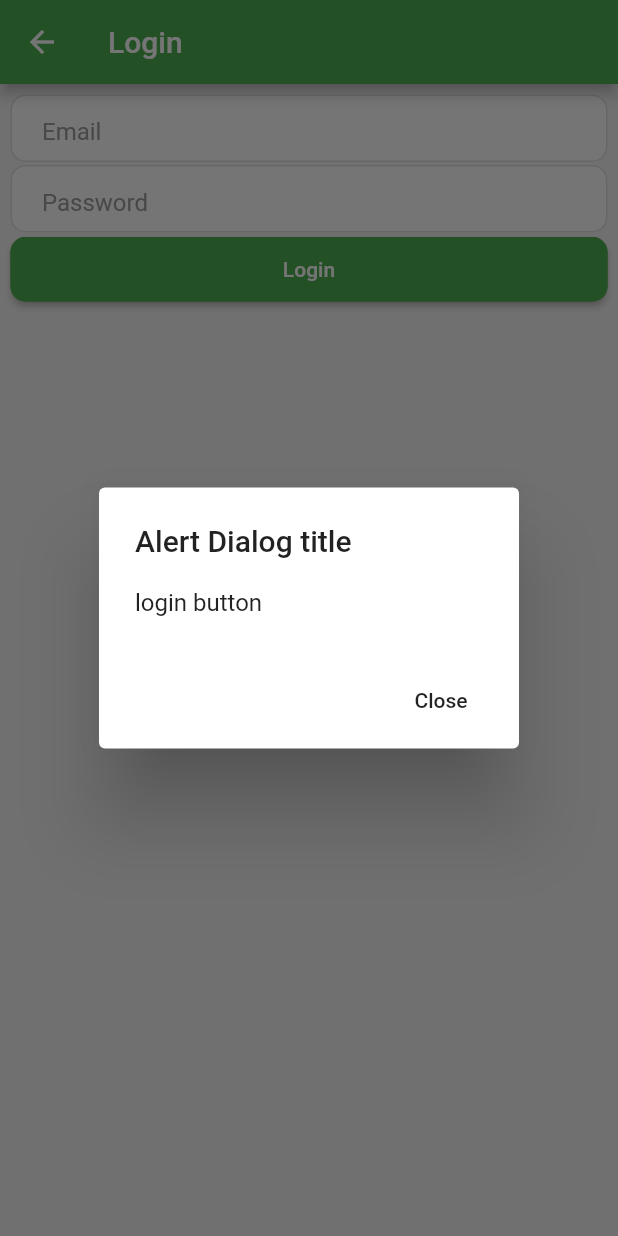
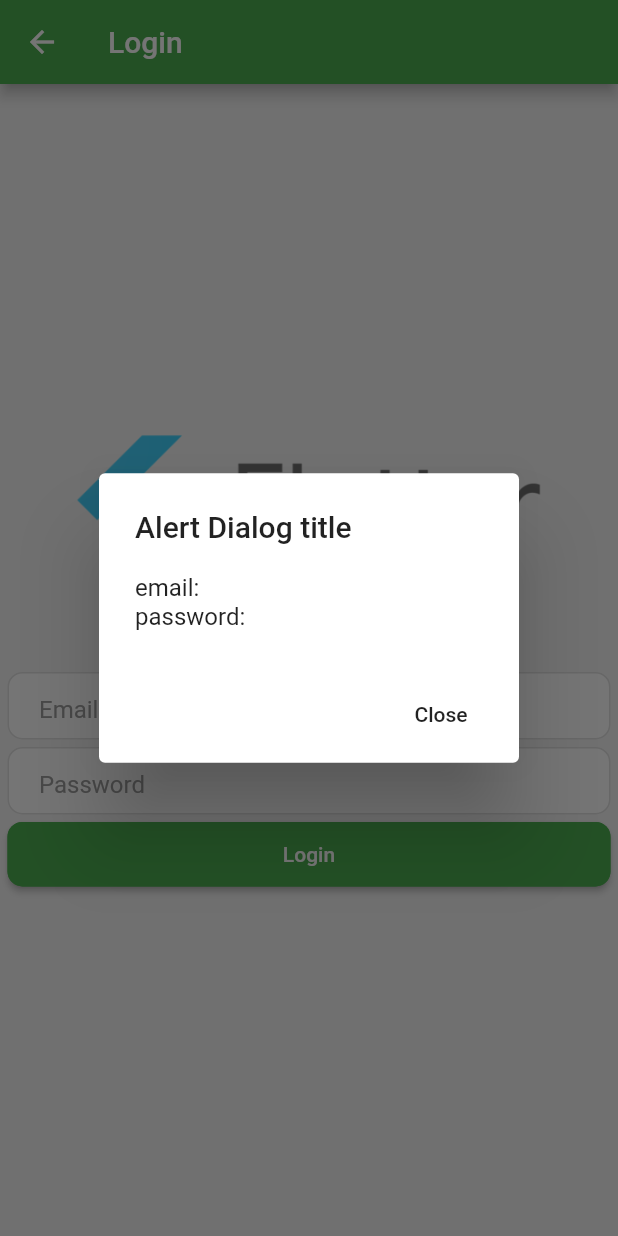
Before and after one commit to asj214/flutter_demo, a Flutter app: the LoginPage screen opened directly, after a tap on "Login", on a phone screen of 412 x 824 dp. Run offline on Flutter 3.47's test engine with Material 2 defaults, Android fonts, the phone set to English and light mode, and no system bars; our stand-ins replace cached_network_image, carousel_slider; network calls fail.

Commit message:
login 2차

```diff
--- a/lib/login/login_page.dart
+++ b/lib/login/login_page.dart
@@ -7,24 +7,35 @@ class LoginPage extends StatefulWidget {
 
 class _LoginPage extends State<LoginPage> {
 
+  String email = '';
+  String password = '';
+
   @override
   Widget build(BuildContext context) {
 
     return Scaffold(
-      resizeToAvoidBottomPadding: false,
+      // resizeToAvoidBottomPadding: false,
       backgroundColor: Colors.grey[100],
       appBar: AppBar(
         title: Text('Login'),
       ),
-      body: SingleChildScrollView(
-        child: Container(
-          margin: EdgeInsets.fromLTRB(7, 7, 7, 10),
+      body: Center(
         child: Column(
-            crossAxisAlignment: CrossAxisAlignment.start,
+          mainAxisAlignment: MainAxisAlignment.center,
+          crossAxisAlignment: CrossAxisAlignment.center,
           children: [
 
+            // logo
             Container(
-                margin: EdgeInsets.only(bottom: 2.0),
+              margin: EdgeInsets.only(bottom: 70, left: 50, right: 50),
+              child: Image(
+                image:AssetImage('assets/images/flutter_logo.png')
+              )
+            ),
+
+            // email
+            Container(
+              margin: EdgeInsets.only(bottom: 5.0, left: 5.0, right: 5.0),
               alignment: Alignment(0.0, 0.0),
               height: 45,
               padding: EdgeInsets.only(left: 20, right: 20),
@@ -35,18 +46,24 @@ class _LoginPage extends State<LoginPage> {
               ),
               child: TextField(
                 style: TextStyle(color: Colors.black),
+                keyboardType: TextInputType.emailAddress,
                 decoration: InputDecoration(
                   border: InputBorder.none,
                   hintText: 'Email',
                   hintStyle: TextStyle(color: Colors.grey)
                 ),
-                  cursorColor: Colors.blue,
+                cursorColor: Colors.green,
+                onChanged: (String value){
+                  email = value;
+                },
               ),
             ),
+
+            // password
             Container(
               alignment: Alignment(0.0, 0.0),
               height: 45,
-                margin: EdgeInsets.only(bottom: 3.0),
+              margin: EdgeInsets.only(bottom: 5.0, left: 5.0, right: 5.0),
               padding: EdgeInsets.only(left: 20, right: 20),
               decoration: BoxDecoration(
                 color: Colors.white,
@@ -61,10 +78,16 @@ class _LoginPage extends State<LoginPage> {
                   hintText: 'Password',
                   hintStyle: TextStyle(color: Colors.grey)
                 ),
-                  cursorColor: Colors.blue,
+                cursorColor: Colors.green,
+                onChanged: (String value){
+                  password = value;
+                }
               ),
             ),
+
+            // login button
             Container(
+              margin: EdgeInsets.only(left: 5.0, right: 5.0),
               width: MediaQuery.of(context).size.width,
               height: 43,
               child: RaisedButton(
@@ -74,14 +97,19 @@ class _LoginPage extends State<LoginPage> {
                 ),
                 color: Colors.green,
                 child: Text('Login', style: TextStyle(color: Colors.white)),
-                  onPressed: () => _showDialog('login button')
+                onPressed: (){
+                  String msg = 'email: $email\npassword: $password';
+                  return _showDialog(msg);
+                }
               )
             )
 
-            ]
+
+
+          ],
         )
       )
-      )
+
     );
 
   }
--- a/pubspec.yaml
+++ b/pubspec.yaml
@@ -50,6 +50,7 @@ flutter:
   assets:
     - assets/images/iu_splash.jpg
     - assets/images/profile.png
+    - assets/images/flutter_logo.png
   #   - images/a_dot_ham.jpeg
 
   # An image asset can refer to one or more resolution-specific "variants", see
```
Also changed, not shown: assets/images/flutter_logo.png (added). Lines whose indentation alone changed are shown as unchanged.
